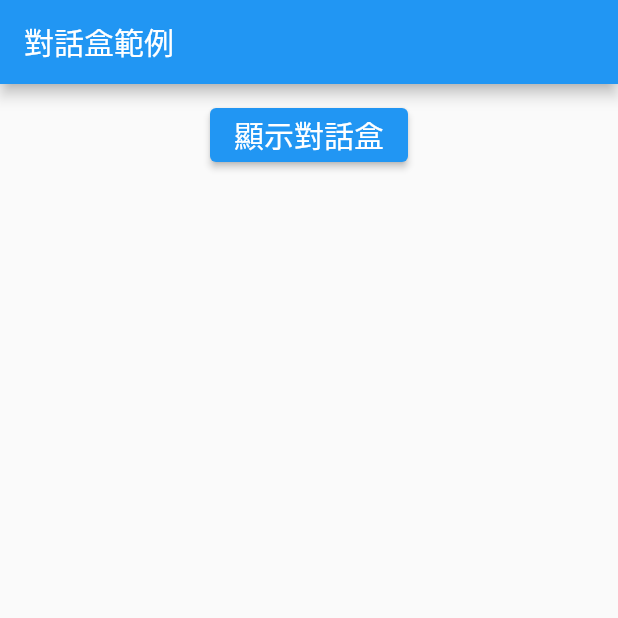
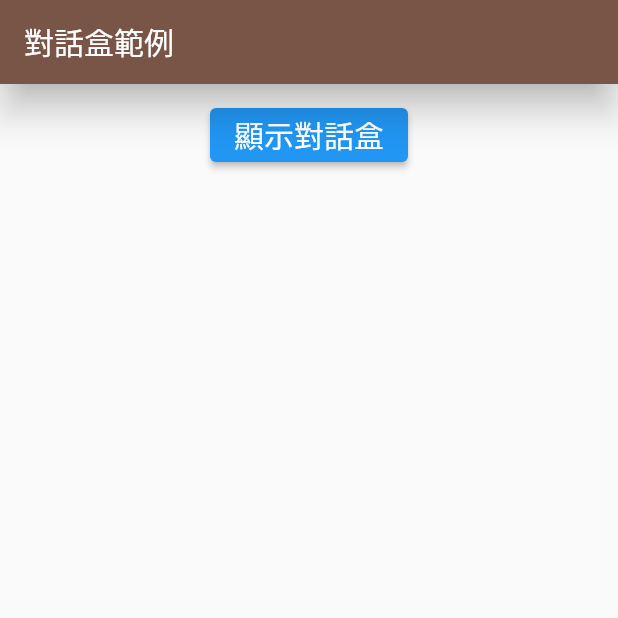
Before and after one commit to kaixsean/learning_flutter, a Flutter app: the screen it shows after launch, on a phone screen of 412 x 824 dp, the top half of it. Run offline on Flutter 3.47's test engine with Material 2 defaults, Android fonts, the phone set to English and light mode, and no system bars; our stand-ins replace numberpicker.

Commit message:
feat: app bar style

```diff
--- a/lib/main.dart
+++ b/lib/main.dart
@@ -1,4 +1,5 @@
 import 'package:flutter/material.dart';
+import 'package:flutter/services.dart';
 
 void main() => runApp(const App());
 
@@ -23,7 +24,13 @@ class MyHomePage extends StatelessWidget {
 
   @override
   Widget build(BuildContext context) {
-    final appBar = AppBar(title: const Text('對話盒範例'));
+    final appBar = AppBar(
+      title: const Text('對話盒範例'),
+      centerTitle: false,
+      backgroundColor: Colors.brown,
+      elevation: 10,
+      systemOverlayStyle: SystemUiOverlayStyle.dark,
+    );
 
     var btn = ElevatedButton(
         onPressed: () async {
```
